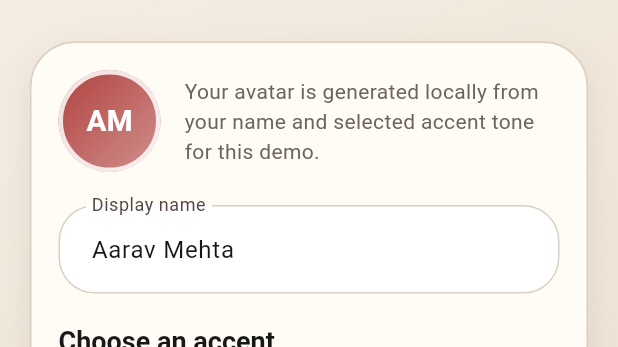
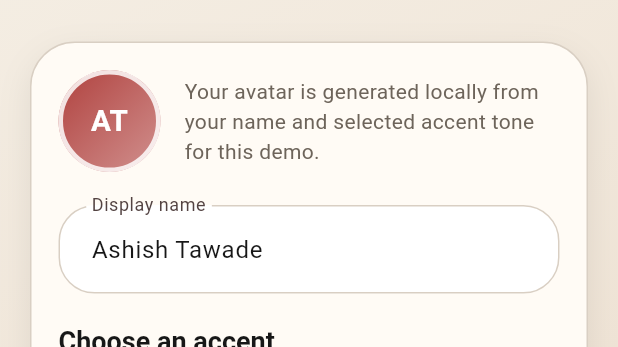
Before and after one commit to ashishtawade/classplus, a Flutter app: the ProfileSetupScreen widget shown alone on an empty page, opened directly with empty values, on a phone screen of 412 x 824 dp. Shown: the part 302-649 px from the top of the screen. Run offline on Flutter 3.47's test engine with Material 3 defaults, Android fonts, the phone set to English and light mode, and no system bars; our stand-ins replace share_plus; accounts and stored records are empty.

Commit message:
Update Flutter project and demo defaults

```diff
--- a/lib/src/screens/profile_setup_screen.dart
+++ b/lib/src/screens/profile_setup_screen.dart
@@ -22,7 +22,7 @@ class ProfileSetupScreen extends StatefulWidget {
 }
 
 class _ProfileSetupScreenState extends State<ProfileSetupScreen> {
-  final _controller = TextEditingController(text: 'Aarav Mehta');
+  final _controller = TextEditingController(text: 'Ashish Tawade');
   final _formKey = GlobalKey<FormState>();
   final _palette = const [
     Color(0xFFB0413E),
```
Also changed, not shown: lib/src/utils/share_card.dart (+3 -5 lines), 3 other files.
